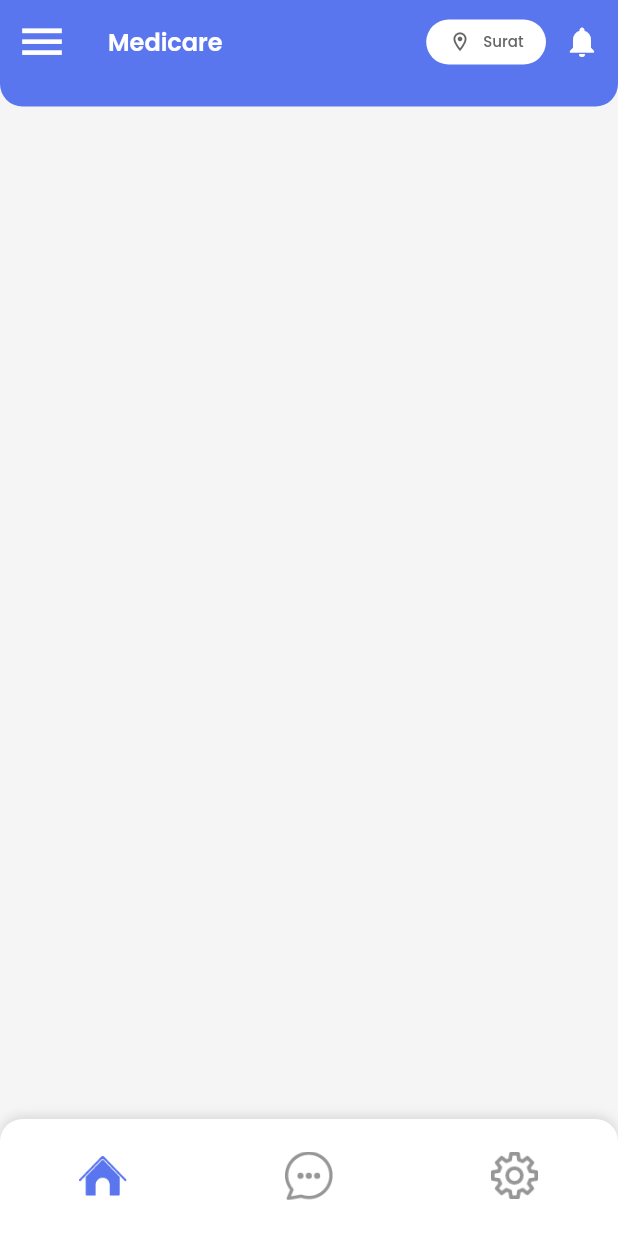
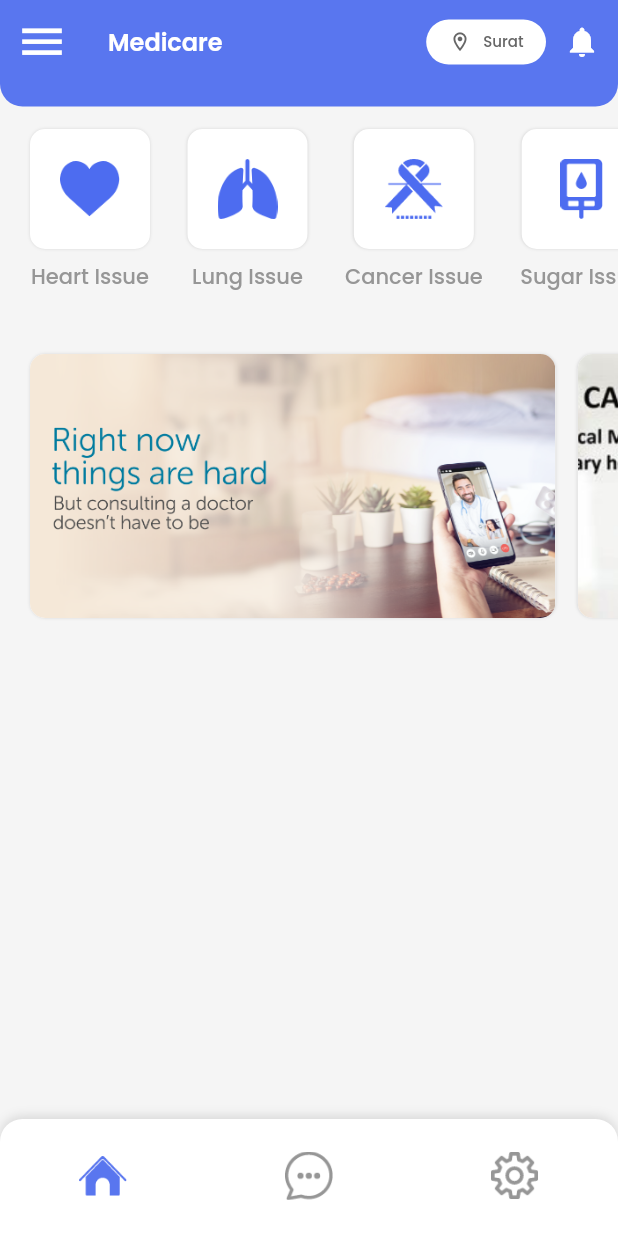
Before and after one commit to codeforany/medicare_app_flutter, a Flutter app: the MainTabScreen screen opened directly, on a phone screen of 412 x 824 dp. Run offline on Flutter 3.47's test engine with Material 3 defaults, Android fonts, the light colour scheme and no system bars; our stand-ins replace flutter_otp_text_field; missing offline and left inert: fl_country_code_picker.

Commit message:
hame tab screen part - 1 (category list & ads list)

```diff
--- /dev/null
+++ b/lib/common_widget/category_button.dart
@@ -0,0 +1,50 @@
+import 'package:flutter/material.dart';
+import 'package:medicare/common/color_extension.dart';
+
+class CategoryButton extends StatelessWidget {
+  final String title;
+  final String icon;
+  final VoidCallback onPressed;
+
+  const CategoryButton({super.key, required this.title, required this.icon, required this.onPressed});
+
+  @override
+  Widget build(BuildContext context) {
+    return InkWell(
+      onTap: onPressed,
+      child: Column(
+        crossAxisAlignment: CrossAxisAlignment.center,
+        mainAxisSize: MainAxisSize.min,
+        children: [
+          Container(
+            width: 80,
+            height: 80,
+            decoration: BoxDecoration(
+                color: Colors.white,
+                borderRadius: BorderRadius.circular(10),
+                boxShadow: const [
+                  BoxShadow(color: Colors.black12, blurRadius: 1)
+                ]),
+            alignment: Alignment.center,
+            child: Image.asset(
+              icon,
+              width: 40,
+              height: 40,
+              fit: BoxFit.contain,
+            ),
+          ),
+          const SizedBox(
+            height: 8,
+          ),
+          Text(
+            title,
+            style: TextStyle(
+                color: TColor.unselect,
+                fontWeight: FontWeight.w500,
+                fontSize: 14),
+          )
+        ],
+      ),
+    );
+  }
+}
--- /dev/null
+++ b/lib/screen/home/home_tab_screen.dart
@@ -0,0 +1,95 @@
+import 'package:flutter/material.dart';
+import 'package:medicare/common/color_extension.dart';
+import 'package:medicare/common_widget/category_button.dart';
+
+class HomeTabScreen extends StatefulWidget {
+  const HomeTabScreen({super.key});
+
+  @override
+  State<HomeTabScreen> createState() => _HomeTabScreenState();
+}
+
+class _HomeTabScreenState extends State<HomeTabScreen> {
+  List categoryArr = [
+    {"title": "Heart Issue", "img": "assets/img/heart.png"},
+    {"title": "Lung Issue", "img": "assets/img/lung.png"},
+    {"title": "Cancer Issue", "img": "assets/img/cancer.png"},
+    {"title": "Sugar Issue", "img": "assets/img/sugar.png"},
+  ];
+
+  List adsArr = [
+    {
+      "img":"assets/img/ad_1.png",
+    },
+     {
+      "img": "assets/img/ad_2.png",
+    },
+  ];
+
+  @override
+  Widget build(BuildContext context) {
+    return Scaffold(
+      body: SingleChildScrollView(
+        child: Column(
+          crossAxisAlignment: CrossAxisAlignment.start,
+          children: [
+            SizedBox(
+              height: 150,
+              child: ListView.separated(
+                scrollDirection: Axis.horizontal,
+                padding: const EdgeInsets.symmetric(
+                  horizontal: 20,
+                  vertical: 15,
+                ),
+                itemBuilder: (context, index) {
+                  var obj = categoryArr[index];
+
+                  return CategoryButton(
+                      title: obj["title"], icon: obj["img"], onPressed: () {});
+                },
+                separatorBuilder: (context, index) => const SizedBox(
+                  width: 25,
+                ),
+                itemCount: categoryArr.length,
+              ),
+            ),
+            Container(
+              // color: Colors.red,
+              height: context.width * 0.5,
+              child: ListView.separated(
+                scrollDirection: Axis.horizontal,
+                  padding:
+                      const EdgeInsets.symmetric(vertical: 15, horizontal: 20),
+                  itemBuilder: (context, index) {
+                    var obj = adsArr[index];
+                    return Container(
+                      decoration: BoxDecoration(
+                          color: Colors.white,
+                          borderRadius: BorderRadius.circular(10),
+                          boxShadow: const [
+                            BoxShadow(color: Colors.black12, blurRadius: 1)
+                          ]),
+                      child: ClipRRect(
+                        borderRadius: BorderRadius.circular(
+                          10,
+                        ),
+                        child: Image.asset(
+                          obj["img"],
+                          width: context.width * 0.85,
+                          height: context.width * 0.425,
+                          fit: BoxFit.cover,
+                        ),
+                      ),
+                    );
+                  },
+                  separatorBuilder: (context, index) => const SizedBox(
+                        width: 15,
+                      ),
+                  itemCount: adsArr.length),
+            )
+          ],
+        ),
+      ),
+    );
+  }
+}
--- a/lib/screen/home/main_tab_screen.dart
+++ b/lib/screen/home/main_tab_screen.dart
@@ -1,5 +1,6 @@
 import 'package:flutter/material.dart';
 import 'package:medicare/common/color_extension.dart';
+import 'package:medicare/screen/home/home_tab_screen.dart';
 
 class MainTabScreen extends StatefulWidget {
   const MainTabScreen({super.key});
@@ -79,10 +80,9 @@ class _MainTabScreenState extends State<MainTabScreen>
                     Text(
                       "Surat",
                       style: TextStyle(
-                        color: TColor.primaryText,
-                        fontSize: 10,
-                        fontWeight: FontWeight.w500
-                      ),
+                          color: TColor.primaryText,
+                          fontSize: 10,
+                          fontWeight: FontWeight.w500),
                     ),
                   ],
                 ),
@@ -111,7 +111,7 @@ class _MainTabScreenState extends State<MainTabScreen>
           ),
           Expanded(
             child: TabBarView(controller: controller, children: [
-              Container(),
+              const HomeTabScreen(),
               Container(),
               Container(),
             ]),
```
